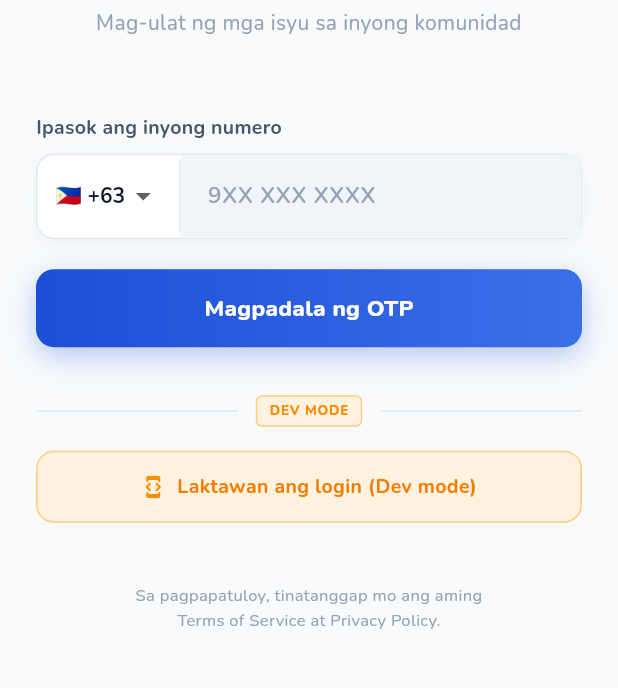
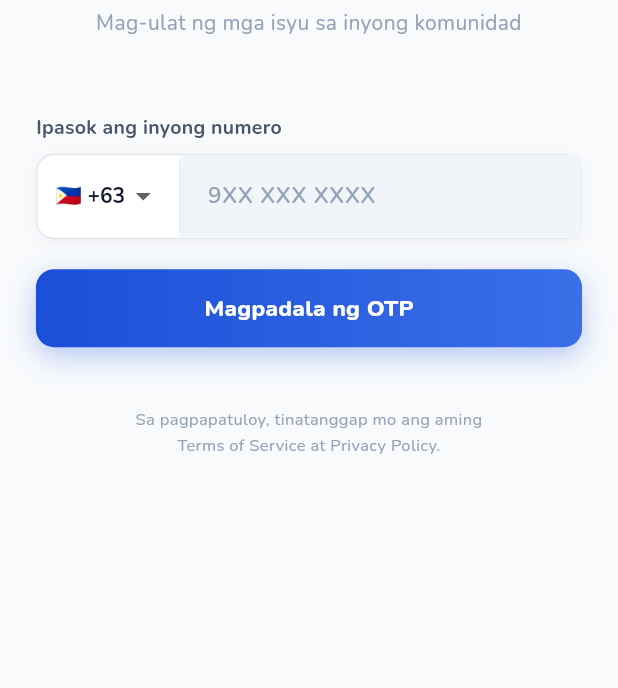
Before and after one commit to codyjamesDC/Hackathon-MapSumbong, a Flutter app: the screen it shows after launch, on a phone screen of 412 x 824 dp, the part 301-989 px from its top. Run offline on Flutter 3.47's test engine with Material 3 defaults, Android fonts, the phone set to English and light mode, and no system bars; our stand-ins replace cached_network_image, flutter_dotenv, flutter_local_notifications, flutter_map, geolocator, go_router and 7 more; accounts and stored records are empty.

Commit message:
feat: remove the dev mode bypass

```diff
--- a/mobile/lib/screens/auth/phone_auth_screen.dart
+++ b/mobile/lib/screens/auth/phone_auth_screen.dart
@@ -22,8 +22,6 @@ class _PhoneAuthScreenState extends State<PhoneAuthScreen>
   late final AnimationController _fadeController;
   late final Animation<Offset> _slideAnimation;
   late final Animation<double> _fadeAnimation;
-
-  static const bool _devMode = true;
 
   @override
   void initState() {
@@ -84,12 +82,6 @@ class _PhoneAuthScreenState extends State<PhoneAuthScreen>
         );
       }
     }
-  }
-
-  Future<void> _devBypass() async {
-    final authProvider = Provider.of<AuthProvider>(context, listen: false);
-    await authProvider.signInAsGuest();
-    if (mounted) context.go('/home');
   }
 
   @override
@@ -198,16 +190,6 @@ class _PhoneAuthScreenState extends State<PhoneAuthScreen>
                         padding: const EdgeInsets.only(top: 12),
                         child: _ErrorCard(message: authProvider.error!),
                       ),
-
-                    // ── Dev Mode ───────────────────────────────────────────
-                    if (_devMode) ...[
-                      const SizedBox(height: 32),
-                      const _DevDivider(),
-                      const SizedBox(height: 16),
-                      _DevBypassButton(
-                        onTap: authProvider.isLoading ? null : _devBypass,
-                      ),
-                    ],
 
                     const SizedBox(height: 40),
 
@@ -442,78 +424,3 @@ class _ErrorCard extends StatelessWidget {
     );
   }
 }
-
-class _DevDivider extends StatelessWidget {
-  const _DevDivider();
-
-  @override
-  Widget build(BuildContext context) {
-    return Row(
-      children: [
-        const Expanded(child: Divider(color: AppColors.border)),
-        Container(
-          margin: const EdgeInsets.symmetric(horizontal: 12),
-          padding: const EdgeInsets.symmetric(horizontal: 8, vertical: 3),
-          decoration: BoxDecoration(
-            color: Colors.orange.shade50,
-            borderRadius: BorderRadius.circular(4),
-            border: Border.all(color: Colors.orange.shade200),
-          ),
-          child: Text(
-            'DEV MODE',
-            style: TextStyle(
-              fontFamily: 'Nunito',
-              fontSize: 9,
-              fontWeight: FontWeight.w800,
-              color: Colors.orange.shade600,
-              letterSpacing: 0.5,
-            ),
-          ),
-        ),
-        const Expanded(child: Divider(color: AppColors.border)),
-      ],
-    );
-  }
-}
-
-class _DevBypassButton extends StatelessWidget {
-  final VoidCallback? onTap;
-
-  const _DevBypassButton({this.onTap});
-
-  @override
-  Widget build(BuildContext context) {
-    return Container(
-      height: 48,
-      decoration: BoxDecoration(
-        color: Colors.orange.shade50,
-        borderRadius: BorderRadius.circular(AppRadius.md),
-        border: Border.all(color: Colors.orange.shade200),
-      ),
-      child: Material(
-        color: Colors.transparent,
-        child: InkWell(
-          onTap: onTap,
-          borderRadius: BorderRadius.circular(AppRadius.md),
-          child: Row(
-            mainAxisAlignment: MainAxisAlignment.center,
-            children: [
-              Icon(Icons.developer_mode_rounded,
-                  size: 16, color: Colors.orange.shade600),
-              const SizedBox(width: 8),
-              Text(
-                'Laktawan ang login (Dev mode)',
-                style: TextStyle(
-                  fontFamily: 'Nunito',
-                  fontSize: 13,
-                  fontWeight: FontWeight.w700,
-                  color: Colors.orange.shade700,
-                ),
-              ),
-            ],
-          ),
-        ),
-      ),
-    );
-  }
-}
```
